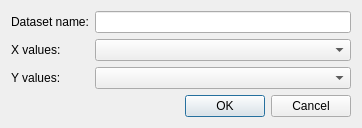
First picture: the form in ufit/gui/paramset.ui, repository McStasMcXtrace/ufit, before the edit.
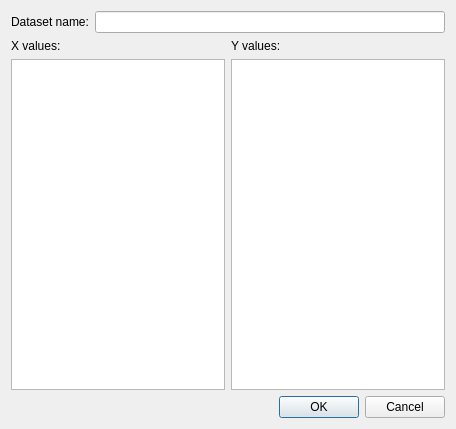
Second picture: the form after the edit. Custom widgets are drawn as their Qt base class.

Commit message: update the "dataset from parameters" dialog to be more useful

Patch:
```diff
--- a/ufit/gui/paramset.ui
+++ b/ufit/gui/paramset.ui
@@ -6,14 +6,37 @@
    <rect>
     <x>0</x>
     <y>0</y>
-    <width>362</width>
-    <height>113</height>
+    <width>456</width>
+    <height>429</height>
    </rect>
   </property>
   <property name="windowTitle">
    <string>Create dataset from parameter</string>
   </property>
   <layout class="QGridLayout" name="gridLayout">
+   <item row="0" column="0">
+    <widget class="QLabel" name="label_3">
+     <property name="text">
+      <string>Dataset name:</string>
+     </property>
+    </widget>
+   </item>
+   <item row="2" column="2">
+    <widget class="DataValueListWidget" name="yaxisList"/>
+   </item>
+   <item row="1" column="2">
+    <widget class="QLabel" name="label_2">
+     <property name="text">
+      <string>Y values:</string>
+     </property>
+    </widget>
+   </item>
+   <item row="2" column="0" colspan="2">
+    <widget class="DataValueListWidget" name="xaxisList"/>
+   </item>
+   <item row="0" column="1" colspan="2">
+    <widget class="QLineEdit" name="nameBox"/>
+   </item>
    <item row="1" column="0">
     <widget class="QLabel" name="label">
      <property name="sizePolicy">
@@ -27,10 +50,7 @@
      </property>
     </widget>
    </item>
-   <item row="2" column="1">
-    <widget class="QComboBox" name="yvalueBox"/>
-   </item>
-   <item row="3" column="0" colspan="2">
+   <item row="3" column="0" colspan="3">
     <widget class="QDialogButtonBox" name="buttonBox">
      <property name="orientation">
       <enum>Qt::Horizontal</enum>
@@ -40,28 +60,15 @@
      </property>
     </widget>
    </item>
-   <item row="1" column="1">
-    <widget class="QComboBox" name="xvalueBox"/>
-   </item>
-   <item row="2" column="0">
-    <widget class="QLabel" name="label_2">
-     <property name="text">
-      <string>Y values:</string>
-     </property>
-    </widget>
-   </item>
-   <item row="0" column="0">
-    <widget class="QLabel" name="label_3">
-     <property name="text">
-      <string>Dataset name:</string>
-     </property>
-    </widget>
-   </item>
-   <item row="0" column="1">
-    <widget class="QLineEdit" name="nameBox"/>
-   </item>
   </layout>
  </widget>
+ <customwidgets>
+  <customwidget>
+   <class>DataValueListWidget</class>
+   <extends>QListWidget</extends>
+   <header>ufit.gui.datawidgets</header>
+  </customwidget>
+ </customwidgets>
  <tabstops>
   <tabstop>nameBox</tabstop>
   <tabstop>xvalueBox</tabstop>
```
Left out of the diff: 2 changed lines with no effect on the pictures. The commit also changes 2 other files.
